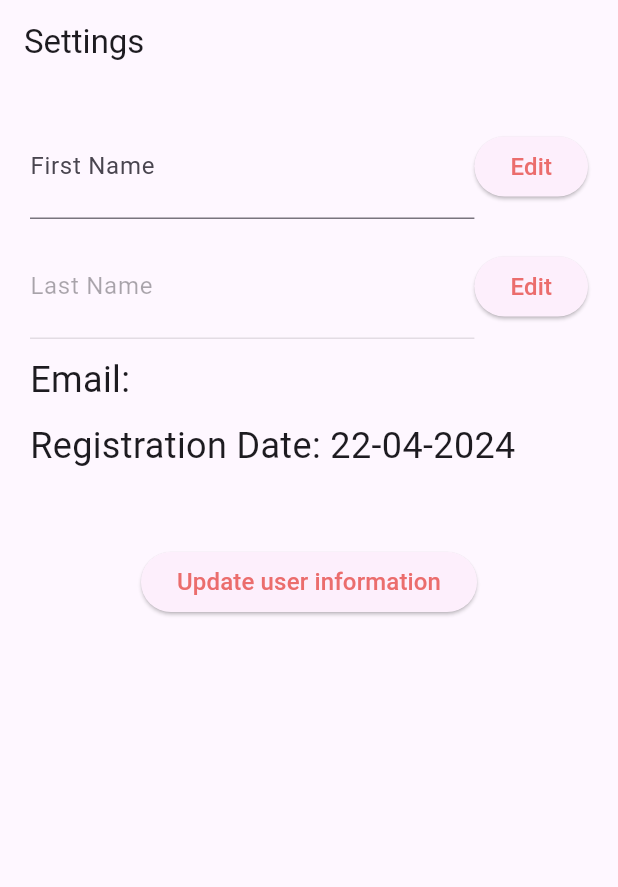
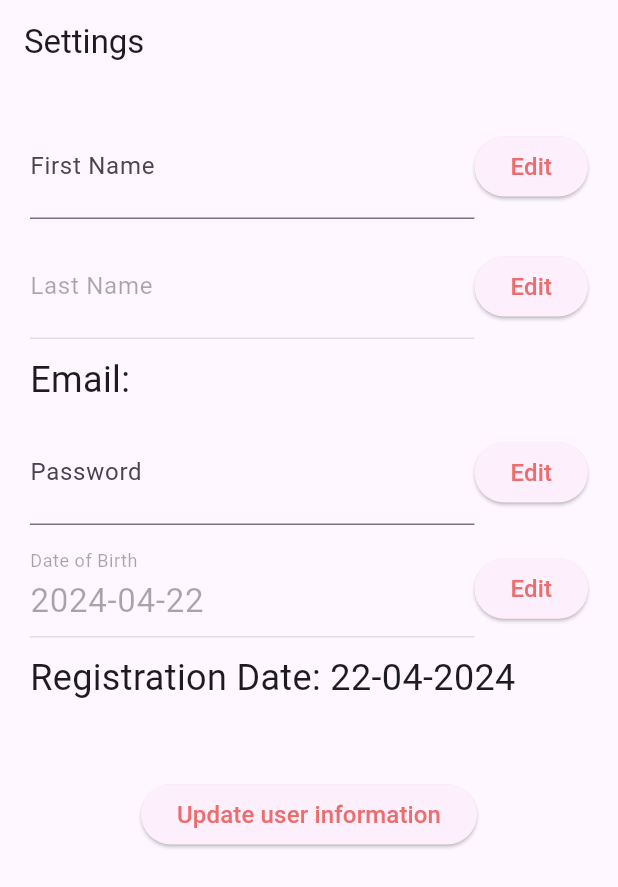
Before and after one commit to VictoriaRobles3/Project2MAD, a Flutter app: the SettingsPage screen opened directly, after a tap on "Edit", on a phone screen of 412 x 824 dp. Shown: the top 887 px of the screen. Run offline on Flutter 3.47's test engine with Material 3 defaults, Android fonts, the phone set to English and light mode, and no system bars; our stand-ins replace animated_text_kit, cloud_firestore, firebase_auth, firebase_core, google_fonts; accounts and stored records are empty; Roboto replaces fonts that are missing (Podkova).

Commit message:
Add user information fields in settings tab.

```diff
--- a/artfolio/lib/settings.dart
+++ b/artfolio/lib/settings.dart
@@ -14,6 +14,14 @@ class SettingsPage extends StatefulWidget {
 
 class _SettingsPageState extends State<SettingsPage> {
   final FirebaseAuth _auth = FirebaseAuth.instance;
+  final TextEditingController _passwordController = TextEditingController();
+  final TextEditingController _dobController = TextEditingController();
+  final GlobalKey<FormState> _formKey = GlobalKey<FormState>();
+  bool _isPasswordEditable = false;
+  bool _isDateOfBirthEditable = false;
+
+  String _dateOfBirth = "";
+
   final UserService _userService = UserService();
   User? _currentUser;
   DocumentSnapshot? _userData;
@@ -28,12 +36,32 @@ class _SettingsPageState extends State<SettingsPage> {
   void initState() {
     super.initState();
     _getCurrentUser();
+     _loadUserData();
   }
 
   void _getCurrentUser() async {
     _currentUser = await _auth.currentUser;
     if (_currentUser != null) {
       _fetchUserData();
+    }
+  }
+
+  Future<void> _loadUserData() async {
+    final currentUser = _auth.currentUser;
+    if (currentUser != null) {
+      DocumentSnapshot userDoc = await FirebaseFirestore.instance.collection('users').doc(currentUser.uid).get();
+      if (userDoc.exists) {
+          Timestamp dobTimestamp = userDoc['dob'];
+
+          setState(()  {
+         _dateOfBirth = DateFormat('yyyy-MM-dd').format(dobTimestamp.toDate());
+         _dobController.text = _dateOfBirth;
+          print("Retrieved DOB: $_dateOfBirth");
+        });
+        } else {
+          print("No DOB found in user document");
+        }
+
     }
   }
 
@@ -53,18 +81,33 @@ class _SettingsPageState extends State<SettingsPage> {
   }
 
   Future<void> _updateUserData() async {
+    if (_formKey.currentState!.validate()) {
     try {
-      await _userService.updateUserData(
-        _currentUser!.uid,
-        _firstNameController.text,
-        _lastNameController.text,
-      );
-      _fetchUserData();
-      print('User data updated successfully!');
+      final currentUser = _auth.currentUser;
+      if (currentUser != null) {
+        if (_isPasswordEditable && _passwordController.text.isNotEmpty) {
+          await currentUser.updatePassword(_passwordController.text);
+        }
+        await FirebaseFirestore.instance.collection('users').doc(currentUser.uid).update({
+          'dob': Timestamp.fromDate(DateTime.parse(_dateOfBirth)),
+        });
+        await FirebaseFirestore.instance.collection('users').doc(currentUser.uid).update({
+          'firstName': _firstNameController.text,
+          'lastName': _lastNameController.text,
+        });
+        ScaffoldMessenger.of(context).showSnackBar(SnackBar(
+          content: Text('Information updated successfully!'),
+        ));
+      }
     } catch (e) {
-      print('Error updating user data: $e');
+      print('Error updating information: $e');
+      ScaffoldMessenger.of(context).showSnackBar(SnackBar(
+        content: Text('Error updating information: $e'),
+      ));
     }
   }
+}
+
 
   @override
   Widget build(BuildContext context) {
@@ -107,6 +150,10 @@ class _SettingsPageState extends State<SettingsPage> {
                     ),
                   ),
                   SizedBox(height: 10),
+                  _buildEditablePasswordField(),
+                  SizedBox(height: 10),
+                  _buildDobField(),
+                  SizedBox(height: 10),
                   Text(
                     'Registration Date: ${DateFormat('dd-MM-yyy').format((_userData!['registrationDatetime'] as Timestamp).toDate())}',
                     style: GoogleFonts.podkova(
@@ -139,6 +186,95 @@ class _SettingsPageState extends State<SettingsPage> {
               : Text(''),
     );
   }
+  Widget _buildDobField() {
+  return Row(
+    children: [
+      Expanded(
+        child: TextFormField(
+          controller: _dobController,
+          style: GoogleFonts.podkova(
+            textStyle: TextStyle(fontSize: 22),
+          ),
+          enabled: _isDateOfBirthEditable,
+          decoration: InputDecoration(
+            labelText: 'Date of Birth',
+          ),
+        ),
+      ),
+      ElevatedButton(
+        onPressed: () async {
+          _isDateOfBirthEditable = !_isDateOfBirthEditable;
+          final selectedDate = await showDatePicker(
+            context: context,
+            initialDate: DateTime.now(),
+            firstDate: DateTime(1900),
+            lastDate: DateTime.now(),
+          );
+          if (selectedDate != null) {
+            setState(() {
+              _dateOfBirth = DateFormat('yyyy-MM-dd').format(selectedDate);
+              _dobController.text = _dateOfBirth;
+            });
+          }
+        },
+        style: ElevatedButton.styleFrom(
+          backgroundColor: Color.fromARGB(255, 253, 239, 252),
+        ),
+        child: Text(
+          'Edit',
+          style: TextStyle(
+            fontSize: 16,
+            color: Color.fromARGB(255, 235, 109, 109),
+          ),
+        ),
+      ),
+    ],
+  );
+  }
+
+  Widget _buildEditablePasswordField() {
+    return Row(
+      children: [
+        Expanded(
+          child: TextFormField(
+            style: GoogleFonts.podkova(
+              textStyle: TextStyle(fontSize: 25),
+            ),
+            controller: _passwordController,
+            obscureText: true,
+            decoration: InputDecoration(
+              labelText: 'Password',
+            ),
+            validator: (value) {
+              if (value!.isEmpty) {
+                return 'Password is required';
+              }
+              return null;
+            },
+          ),
+        ),
+        ElevatedButton(
+          onPressed: () {
+            setState(() {
+              _isPasswordEditable = !_isPasswordEditable;
+            });
+          },
+          style: ElevatedButton.styleFrom(
+            backgroundColor: Color.fromARGB(255, 253, 239, 252),
+          ),
+          child: Text(
+            'Edit',
+            style: TextStyle(
+              fontSize: 16,
+              color: Color.fromARGB(255, 235, 109, 109),
+            ),
+          ),
+        ),
+      ],
+    );
+  }
+
+
 
   Widget _buildEditableField(
     String label,
```
